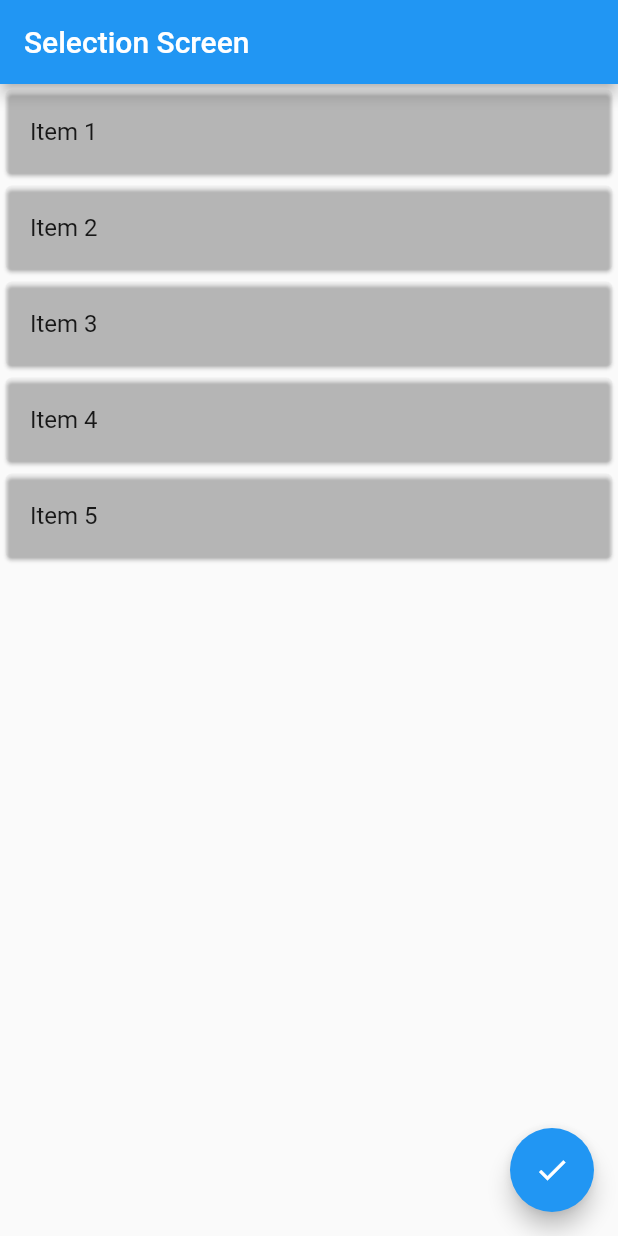
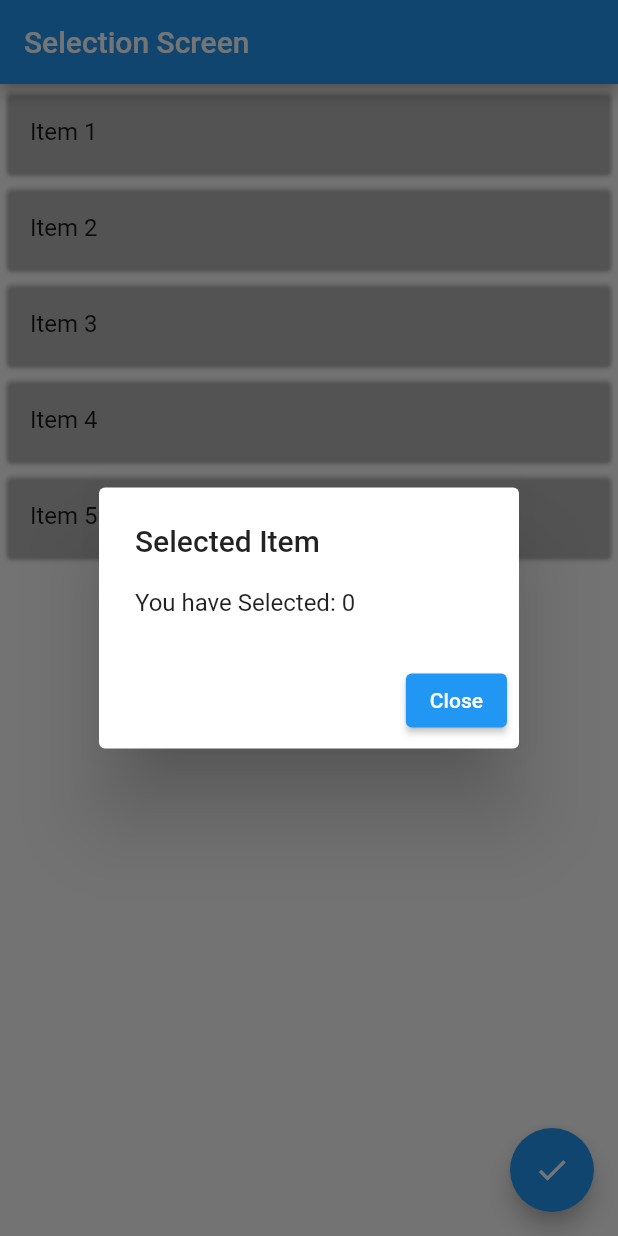
Before and after one commit to saifursoftnet/module_10_live_test, a Flutter app: the screen it shows after launch, after a tap on the "check" icon, on a phone screen of 412 x 824 dp. Run offline on Flutter 3.47's test engine with Material 2 defaults, Android fonts, the phone set to English and light mode, and no system bars.

Commit message:
Update main.dart

```diff
--- a/lib/main.dart
+++ b/lib/main.dart
@@ -1,8 +1,9 @@
+import 'package:flutter/material.dart';
 
-import 'package:flutter/material.dart';
 void main(){
   runApp(const MyApp());
 }
+
 class MyApp extends StatelessWidget{
   const MyApp({super.key});
 
@@ -13,7 +14,9 @@
       title: "My App",
     );
   }
+
 }
+
 class HomeScreenState extends StatefulWidget{
   const HomeScreenState({super.key});
 
@@ -36,6 +39,30 @@
     Items("Item4", 0),
     Items("Item5", 0),
   ];
+  void selectedItems(){
+    for(int i=0; i < itemList.length; i++){
+      if(itemList[i].status != 0){
+        count++;
+      }
+    }
+  }
+  itemSelectedAlert(){
+    return showDialog(context: context, barrierDismissible: false ,builder: (context){
+      return AlertDialog(
+        title: const Text("Selected Item"),
+        content: Text('You have Selected: $count'),
+        actions: [
+          ElevatedButton(
+              onPressed: (){
+                count = 0;
+                Navigator.pop(context);
+              },
+              child: const Text("Close")
+          )
+        ],
+      );
+    });
+  }
 
   @override
   Widget build(BuildContext context) {
@@ -45,7 +72,8 @@
       ),
       floatingActionButton: FloatingActionButton(
         onPressed: (){
-
+          selectedItems();
+          itemSelectedAlert();
         },
         child: const Icon(Icons.check),
       ),
@@ -53,7 +81,7 @@
           itemCount: itemList.length,
           itemBuilder: (context, index){
             return Card(
-              color: Color(itemList[index].status == 0 ? 0xFFFFFF : 0xFF0000FF),
+              color: Color(itemList[index].status == 0 ? 0xFFFFFF : 0xFFADD8E5),
               child: ListTile(
                 onTap: (){
                   if(itemList[index].status == 0){
```
